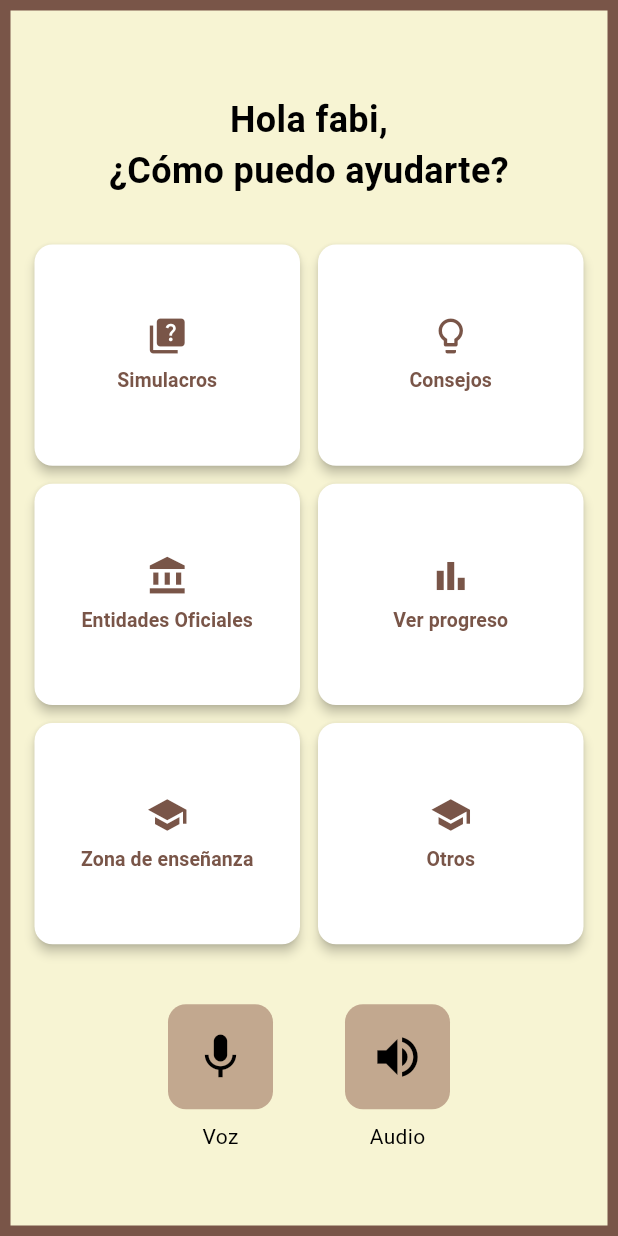
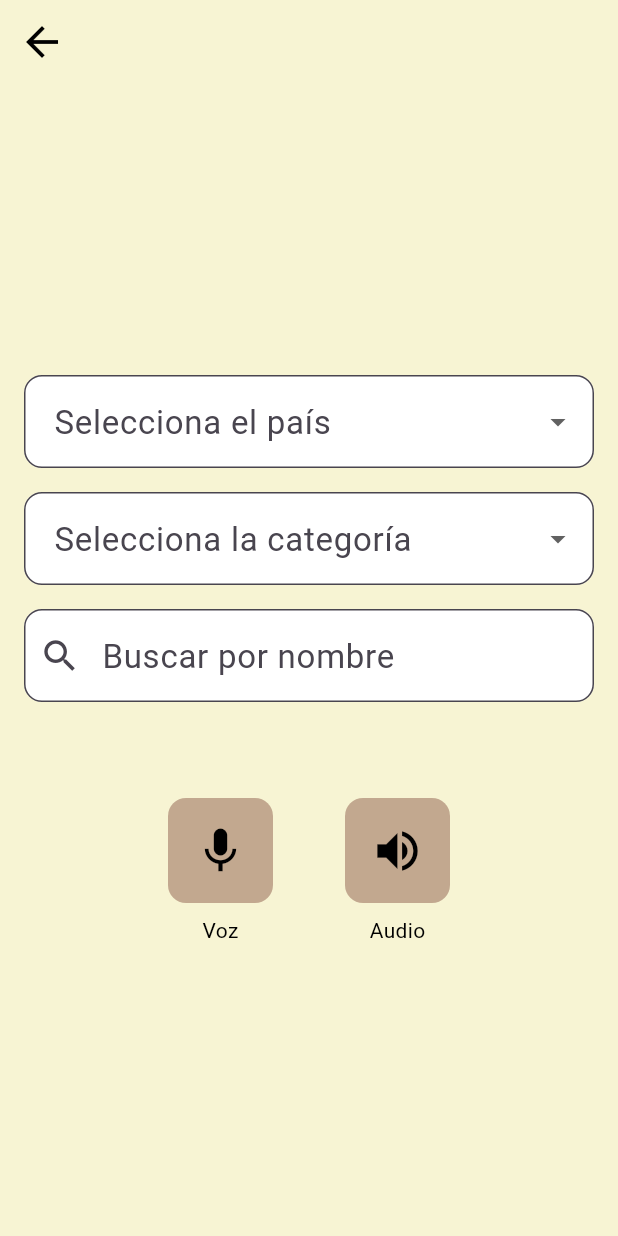
Before and after one commit to Esmeralda-RG/protectic, a Flutter app: the screen it shows after launch, after a tap on "Entidades Oficiales", on a phone screen of 412 x 824 dp. Run offline on Flutter 3.47's test engine with Material 3 defaults, Android fonts, the phone set to English and light mode, and no system bars; our stand-ins replace flutter_tts, percent_indicator, permission_handler, speech_to_text; Roboto replaces fonts that are missing (Arial).

Commit message:
feat: Add entities and logos for banks, telecoms, and government agencies in Colombia and Mexico; implement EntitiesScreen for data display

```diff
--- a/frontend/lib/main.dart
+++ b/frontend/lib/main.dart
@@ -1,9 +1,11 @@
 import 'package:flutter/material.dart';
+import 'package:protectic/screens/entities_screen.dart';
 import 'screens/home_screen.dart';
 import 'screens/user_home_screen.dart';
 import 'screens/simulacro_screen.dart';
 import 'package:protectic/screens/progreso_screen.dart';
 import 'screens/ensenanza_screen.dart';
+
 void main() {
   runApp(ProtecTICApp());
 }
@@ -19,7 +21,7 @@ class ProtecTICApp extends StatelessWidget {
         fontFamily: 'Arial',
       ),
       debugShowCheckedModeBanner: false,
-        // home: HomeScreen(),
+      // home: HomeScreen(),
       // Pantalla inicial
       home: const UserHomeScreen(name: 'fabi'),
 
@@ -28,7 +30,7 @@ class ProtecTICApp extends StatelessWidget {
         '/simulacros': (context) => const SimulacroScreen(),
         '/progreso': (context) => const ProgresoScreen(),
         '/ensenanza': (context) => const EnsenanzaScreen(),
-
+        '/entities': (context) => const EntitiesScreen(),
       },
     );
   }
--- /dev/null
+++ b/frontend/lib/screens/entities_screen.dart
@@ -0,0 +1,337 @@
+import 'dart:async';
+import 'dart:convert';
+import 'package:flutter/material.dart';
+import 'package:flutter/services.dart' show rootBundle;
+import 'package:flutter/foundation.dart' show kIsWeb;
+import 'package:url_launcher/url_launcher.dart';
+import '../widgets/audio_voice_controls.dart';
+
+class EntitiesScreen extends StatefulWidget {
+  const EntitiesScreen({super.key});
+
+  @override
+  State<EntitiesScreen> createState() => _EntitiesScreenState();
+}
+
+class _EntitiesScreenState extends State<EntitiesScreen> {
+  Map<String, dynamic> data = {};
+  bool isLoading = true;
+  String? selectedCountry;
+  String? selectedCategory;
+  String searchQuery = '';
+  List<bool> expandedStates = [];
+
+  @override
+  void initState() {
+    super.initState();
+    _loadData();
+  }
+
+  Future<void> _loadData() async {
+    try {
+      final jsonString = await rootBundle.loadString('data/entities.json');
+      setState(() {
+        data = json.decode(jsonString);
+        isLoading = false;
+      });
+    } catch (e) {
+      setState(() => isLoading = false);
+    }
+  }
+
+  int _entityCount() {
+    if (selectedCountry == null || selectedCategory == null) return 0;
+    final list = data[selectedCountry]?[selectedCategory];
+    return list?.length ?? 0;
+  }
+
+  List<dynamic> get _filteredEntities {
+    if (selectedCountry == null || selectedCategory == null) return [];
+    final list = data[selectedCountry]?[selectedCategory] ?? [];
+    if (searchQuery.isEmpty) return list;
+    return list
+        .where(
+          (e) => e['nombre'].toString().toLowerCase().contains(
+            searchQuery.toLowerCase(),
+          ),
+        )
+        .toList();
+  }
+
+  InputDecoration _decoration(String label) => InputDecoration(
+    filled: true,
+    fillColor: Colors.white,
+    labelText: label,
+    labelStyle: const TextStyle(fontSize: 22),
+    border: OutlineInputBorder(borderRadius: BorderRadius.circular(12)),
+    contentPadding: const EdgeInsets.symmetric(horizontal: 16, vertical: 16),
+  );
+
+  TextStyle _dropStyle() =>
+      const TextStyle(fontSize: 20, color: Colors.black, fontFamily: 'Roboto');
+
+  Widget _buildEntityCard(dynamic entity, int index) {
+    final isExpanded = expandedStates[index];
+
+    return Card(
+      margin: const EdgeInsets.symmetric(vertical: 8, horizontal: 4),
+      shape: RoundedRectangleBorder(borderRadius: BorderRadius.circular(16)),
+      elevation: 4,
+      child: InkWell(
+        onTap: () => setState(() => expandedStates[index] = !isExpanded),
+        borderRadius: BorderRadius.circular(16),
+        child: Padding(
+          padding: const EdgeInsets.all(20),
+          child: Column(
+            crossAxisAlignment: CrossAxisAlignment.start,
+            children: [
+              if (!isExpanded && entity['logo'] != null)
+                Row(
+                  children: [
+                    Image.asset(entity['logo'], width: 100, height: 100),
+                    const SizedBox(width: 16),
+                    Expanded(
+                      child: Text(
+                        entity['nombre'],
+                        style: const TextStyle(
+                          fontSize: 24,
+                          fontWeight: FontWeight.bold,
+                          fontFamily: 'Roboto',
+                        ),
+                      ),
+                    ),
+                  ],
+                ),
+              if (isExpanded) ...[
+                if (entity['logo'] != null)
+                  Center(
+                    child: Image.asset(entity['logo'], width: 160, height: 160),
+                  ),
+                const SizedBox(height: 16),
+                Text(
+                  entity['nombre'],
+                  textAlign: TextAlign.center,
+                  style: const TextStyle(
+                    fontSize: 26,
+                    fontWeight: FontWeight.bold,
+                    fontFamily: 'Roboto',
+                  ),
+                ),
+                const SizedBox(height: 12),
+                GestureDetector(
+                  onTap: () => launchUrl(
+                    Uri.parse(entity['web']),
+                    mode: LaunchMode.externalApplication,
+                  ),
+                  child: Text(
+                    entity['web'],
+                    style: const TextStyle(
+                      fontSize: 20,
+                      color: Colors.blue,
+                      decoration: TextDecoration.underline,
+                    ),
+                  ),
+                ),
+                const SizedBox(height: 12),
+                ...List<Widget>.from(
+                  (entity['contacto'] as List<dynamic>).map((c) {
+                    final parts = c.toString().split(':');
+                    final label = parts.length > 1
+                        ? parts[0].trim()
+                        : 'Contacto';
+                    final value = parts.length > 1 ? parts[1].trim() : parts[0];
+                    return Padding(
+                      padding: const EdgeInsets.symmetric(vertical: 4),
+                      child: RichText(
+                        text: TextSpan(
+                          children: [
+                            TextSpan(
+                              text: '$label: ',
+                              style: const TextStyle(
+                                fontWeight: FontWeight.bold,
+                                fontSize: 20,
+                                color: Colors.black,
+                              ),
+                            ),
+                            TextSpan(
+                              text: value,
+                              style: const TextStyle(
+                                fontSize: 20,
+                                color: Colors.black87,
+                              ),
+                            ),
+                          ],
+                        ),
+                      ),
+                    );
+                  }),
+                ),
+              ],
+            ],
+          ),
+        ),
+      ),
+    );
+  }
+
+  @override
+  Widget build(BuildContext context) {
+    const bg = Color(0xFFF7F4D3);
+
+    return Scaffold(
+      backgroundColor: bg,
+      appBar: AppBar(
+        backgroundColor: bg,
+        elevation: 0,
+        iconTheme: const IconThemeData(color: Colors.black, size: 32),
+      ),
+      body: isLoading
+          ? const Center(child: CircularProgressIndicator())
+          : SafeArea(
+              child: Center(
+                child: LayoutBuilder(
+                  builder: (context, constraints) {
+                    final double maxWidth = kIsWeb && constraints.maxWidth > 800
+                        ? 800
+                        : constraints.maxWidth < 600
+                        ? constraints.maxWidth
+                        : 600;
+
+                    return SingleChildScrollView(
+                      padding: const EdgeInsets.symmetric(
+                        horizontal: 16,
+                        vertical: 24,
+                      ),
+                      child: ConstrainedBox(
+                        constraints: BoxConstraints(maxWidth: maxWidth),
+                        child: Column(
+                          crossAxisAlignment: CrossAxisAlignment.stretch,
+                          children: [
+                            DropdownButtonFormField<String>(
+                              isExpanded: true,
+                              value: selectedCountry,
+                              menuMaxHeight: 300,
+                              decoration: _decoration('Selecciona el país'),
+                              style: _dropStyle(),
+                              dropdownColor: Colors.white,
+                              items: data.keys
+                                  .map(
+                                    (p) => DropdownMenuItem(
+                                      value: p,
+                                      child: Text(p),
+                                    ),
+                                  )
+                                  .toList(),
+                              onChanged: (value) {
+                                if (value == null) return;
+                                setState(() {
+                                  selectedCountry = value;
+                                  selectedCategory = null;
+                                  expandedStates = List<bool>.filled(
+                                    _entityCount(),
+                                    false,
+                                  );
+                                });
+                              },
+                            ),
+                            const SizedBox(height: 16),
+                            DropdownButtonFormField<String>(
+                              isExpanded: true,
+                              value: selectedCategory,
+                              menuMaxHeight: 300,
+                              decoration: _decoration(
+                                'Selecciona la categoría',
+                              ),
+                              style: _dropStyle(),
+                              dropdownColor: Colors.white,
+                              items: const [
+                                DropdownMenuItem(
+                                  value: 'bancos',
+                                  child: Text('Bancos'),
+                                ),
+                                DropdownMenuItem(
+                                  value: 'telefonia',
+                                  child: Text('Telefonía'),
+                                ),
+                                DropdownMenuItem(
+                                  value: 'entidades',
+                                  child: Text('Entidades Estatales'),
+                                ),
+                              ],
+                              onChanged: (value) {
+                                if (value == null) return;
+                                setState(() {
+                                  selectedCategory = value;
+                                  expandedStates = List<bool>.filled(
+                                    _entityCount(),
+                                    false,
+                                  );
+                                });
+                              },
+                            ),
+                            const SizedBox(height: 16),
+                            TextField(
+                              decoration: InputDecoration(
+                                filled: true,
+                                fillColor: Colors.white,
+                                labelText: 'Buscar por nombre',
+                                labelStyle: const TextStyle(fontSize: 22),
+                                border: OutlineInputBorder(
+                                  borderRadius: BorderRadius.circular(12),
+                                ),
+                                prefixIcon: const Icon(Icons.search, size: 28),
+                                contentPadding: const EdgeInsets.symmetric(
+                                  horizontal: 16,
+                                  vertical: 16,
+                                ),
+                              ),
+                              style: const TextStyle(fontSize: 20),
+                              onChanged: (value) => setState(() {
+                                searchQuery = value;
+                                expandedStates = List<bool>.filled(
+                                  _entityCount(),
+                                  false,
+                                );
+                              }),
+                            ),
+                            const SizedBox(height: 24),
+                            if (selectedCountry != null &&
+                                selectedCategory != null)
+                              _filteredEntities.isEmpty
+                                  ? const Padding(
+                                      padding: EdgeInsets.symmetric(
+                                        vertical: 20,
+                                      ),
+                                      child: Text(
+                                        'No se encontraron resultados',
+                                        textAlign: TextAlign.center,
+                                        style: TextStyle(
+                                          fontSize: 22,
+                                          fontFamily: 'Roboto',
+                                        ),
+                                      ),
+                                    )
+                                  : ListView.builder(
+                                      shrinkWrap: true,
+                                      physics:
+                                          const NeverScrollableScrollPhysics(),
+                                      itemCount: _filteredEntities.length,
+                                      itemBuilder: (context, i) =>
+                                          _buildEntityCard(
+                                            _filteredEntities[i],
+                                            i,
+                                          ),
+                                    ),
+                            const SizedBox(height: 40),
+                            const AudioVoiceControls(),
+                          ],
+                        ),
+                      ),
+                    );
+                  },
+                ),
+              ),
+            ),
+    );
+  }
+}
--- a/frontend/lib/screens/user_home_screen.dart
+++ b/frontend/lib/screens/user_home_screen.dart
@@ -48,11 +48,36 @@ class UserHomeScreen extends StatelessWidget {
                   physics: const NeverScrollableScrollPhysics(),
                   shrinkWrap: true,
                   children: [
-                  _buildMenuButton(context, Icons.quiz, 'Simulacros', isMobile),
-                  _buildMenuButton(context, Icons.lightbulb_outline, 'Consejos', isMobile),
-                  _buildMenuButton(context, Icons.account_balance, 'Entidades Oficiales', isMobile),
-                  _buildMenuButton(context, Icons.bar_chart, 'Ver progreso', isMobile),
-                  _buildMenuButton(context, Icons.school, 'Zona de enseñanza', isMobile),
+                    _buildMenuButton(
+                      context,
+                      Icons.quiz,
+                      'Simulacros',
+                      isMobile,
+                    ),
+                    _buildMenuButton(
+                      context,
+                      Icons.lightbulb_outline,
+                      'Consejos',
+                      isMobile,
+                    ),
+                    _buildMenuButton(
+                      context,
+                      Icons.account_balance,
+                      'Entidades Oficiales',
+                      isMobile,
+                    ),
+                    _buildMenuButton(
+                      context,
+                      Icons.bar_chart,
+                      'Ver progreso',
+                      isMobile,
+                    ),
+                    _buildMenuButton(
+                      context,
+                      Icons.school,
+                      'Zona de enseñanza',
+                      isMobile,
+                    ),
                     _buildMenuButton(context, Icons.school, 'Otros', isMobile),
                   ],
                 ),
@@ -67,7 +92,12 @@ class UserHomeScreen extends StatelessWidget {
     );
   }
 
-  Widget _buildMenuButton(BuildContext context, IconData icon, String label, bool isMobile) {
+  Widget _buildMenuButton(
+    BuildContext context,
+    IconData icon,
+    String label,
+    bool isMobile,
+  ) {
     return ElevatedButton(
       onPressed: () {
         if (label == 'Simulacros') {
@@ -79,20 +109,17 @@ class UserHomeScreen extends StatelessWidget {
         } else if (label == 'Consejos') {
           Navigator.pushNamed(context, '/consejos');
         } else if (label == 'Entidades Oficiales') {
-        Navigator.pushNamed(context, '/entidades');
+          Navigator.pushNamed(context, '/entities');
         } else {
           print('Botón presionado: $label');
         }
       },
 
-
       style: ElevatedButton.styleFrom(
         backgroundColor: Colors.white,
         foregroundColor: const Color(0xFF795548),
         elevation: 3,
-      shape: RoundedRectangleBorder(
-        borderRadius: BorderRadius.circular(12),
-      ),
+        shape: RoundedRectangleBorder(borderRadius: BorderRadius.circular(12)),
         padding: const EdgeInsets.all(8),
         minimumSize: isMobile ? const Size(100, 100) : const Size(80, 80),
       ),
--- a/frontend/pubspec.yaml
+++ b/frontend/pubspec.yaml
@@ -45,6 +45,7 @@ dependencies:
   pin_code_fields: ^8.0.0
   permission_handler: ^11.0.1
   flutter_tts: ^3.8.3
+  url_launcher: ^6.2.5
 
 dev_dependencies:
   flutter_test:
@@ -69,6 +70,8 @@ flutter:
   uses-material-design: true
   assets:
     - assets/logo.png
+    - assets/images/
+    - data/
 
 
   # To add assets to your application, add an assets section, like this:
```
Also changed, not shown: frontend/data/entities.json (renamed from frontend/assets/data/entities.json, +22 -22 lines). Lines whose indentation alone changed are shown as unchanged.
